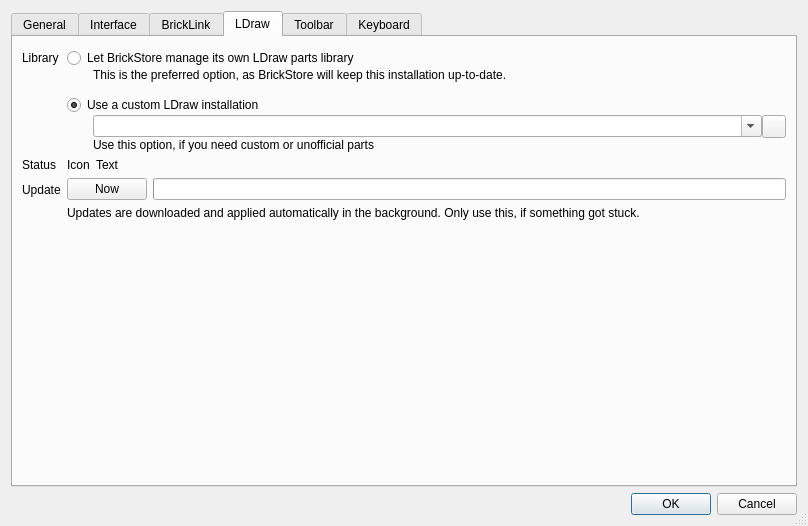
Above: src/desktop/settingsdialog.ui from rgriebl/brickstore before the change. Below: the same form after it.
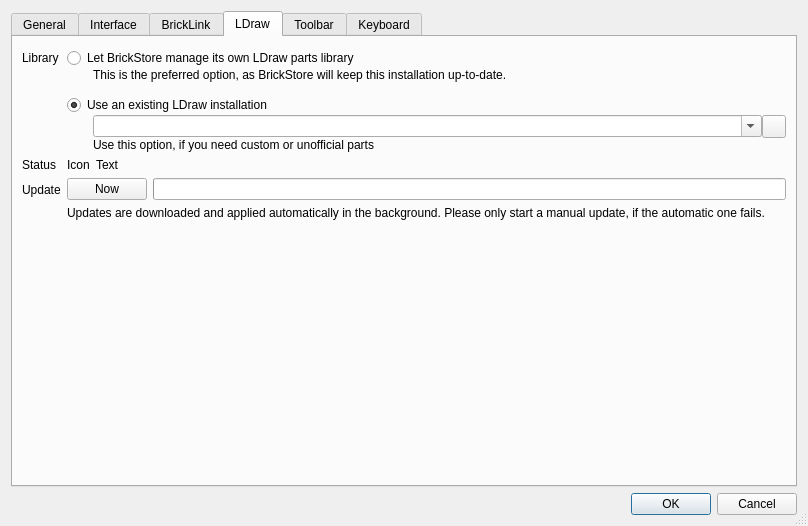
That is the form after the change. The open tabs and pages were chosen to show the change. Icons and pictures are not drawn.

```diff
--- a/src/desktop/settingsdialog.ui
+++ b/src/desktop/settingsdialog.ui
@@ -990,7 +990,7 @@
          <item row="3" column="0" colspan="2">
           <widget class="QRadioButton" name="w_ldraw_external">
            <property name="text">
-            <string>Use a custom LDraw installation</string>
+            <string>Use an existing LDraw installation</string>
            </property>
            <property name="checked">
             <bool>true</bool>
@@ -1102,7 +1102,7 @@
          <item row="1" column="0" colspan="2">
           <widget class="QLabel" name="w_ldraw_update_message">
            <property name="text">
-            <string>Updates are downloaded and applied automatically in the background. Only use this, if something got stuck.</string>
+            <string>Updates are downloaded and applied automatically in the background. Please only start a manual update, if the automatic one fails.</string>
            </property>
            <property name="textFormat">
             <enum>Qt::RichText</enum>
```
